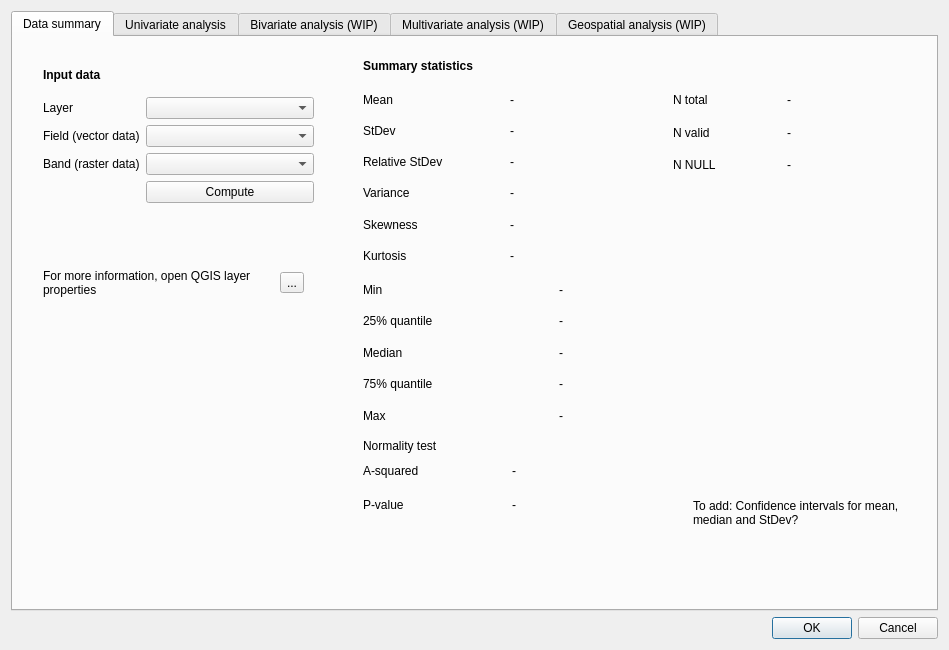
Before: the Qt Designer form eis_qgis_plugin/resources/ui/explore/wizard_explore_window_new.ui in GispoCoding/eis_qgis_plugin, drawn with Qt 5.
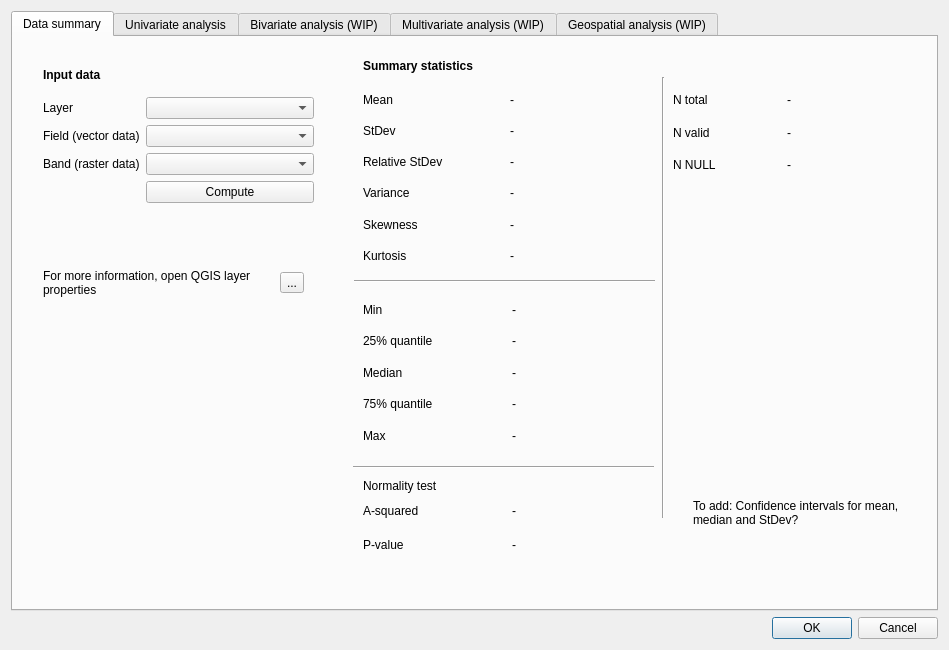
After: the same form once the commit is applied. Custom widgets are drawn as their Qt base class.

```diff
--- a/eis_qgis_plugin/resources/ui/explore/wizard_explore_window_new.ui
+++ b/eis_qgis_plugin/resources/ui/explore/wizard_explore_window_new.ui
@@ -37,7 +37,7 @@
        <property name="geometry">
         <rect>
          <x>350</x>
-         <y>400</y>
+         <y>440</y>
          <width>151</width>
          <height>17</height>
         </rect>
@@ -200,8 +200,8 @@
        <property name="geometry">
         <rect>
          <x>350</x>
-         <y>240</y>
-         <width>385</width>
+         <y>260</y>
+         <width>291</width>
          <height>151</height>
         </rect>
        </property>
@@ -349,7 +349,7 @@
        <property name="geometry">
         <rect>
          <x>350</x>
-         <y>420</y>
+         <y>460</y>
          <width>291</width>
          <height>61</height>
         </rect>
@@ -439,7 +439,7 @@
         </item>
        </layout>
       </widget>
-      <widget class="QWidget" name="">
+      <widget class="QWidget" name="layoutWidget">
        <property name="geometry">
         <rect>
          <x>30</x>
@@ -468,6 +468,45 @@
         </item>
        </layout>
       </widget>
+      <widget class="Line" name="line">
+       <property name="geometry">
+        <rect>
+         <x>640</x>
+         <y>40</y>
+         <width>20</width>
+         <height>441</height>
+        </rect>
+       </property>
+       <property name="orientation">
+        <enum>Qt::Vertical</enum>
+       </property>
+      </widget>
+      <widget class="Line" name="line_2">
+       <property name="geometry">
+        <rect>
+         <x>341</x>
+         <y>234</y>
+         <width>301</width>
+         <height>20</height>
+        </rect>
+       </property>
+       <property name="orientation">
+        <enum>Qt::Horizontal</enum>
+       </property>
+      </widget>
+      <widget class="Line" name="line_3">
+       <property name="geometry">
+        <rect>
+         <x>340</x>
+         <y>420</y>
+         <width>301</width>
+         <height>20</height>
+        </rect>
+       </property>
+       <property name="orientation">
+        <enum>Qt::Horizontal</enum>
+       </property>
+      </widget>
      </widget>
      <widget class="QWidget" name="univariate_analysis_tab">
       <attribute name="title">
```
Left out of the diff: 50 changed lines with no effect on the pictures.
